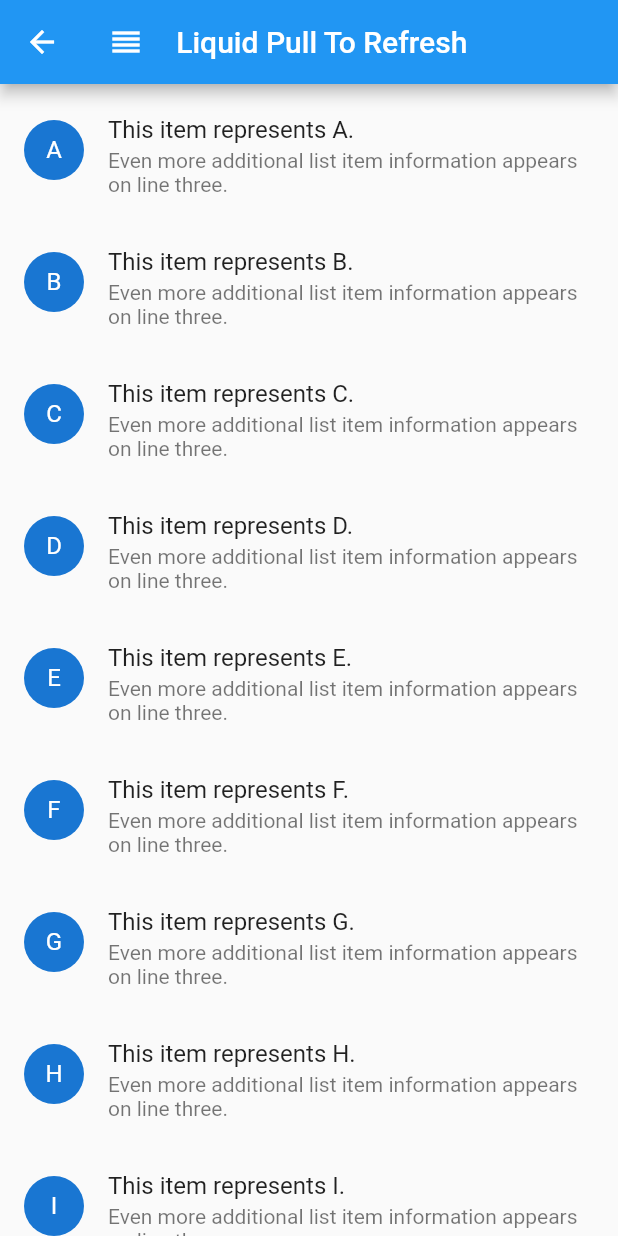
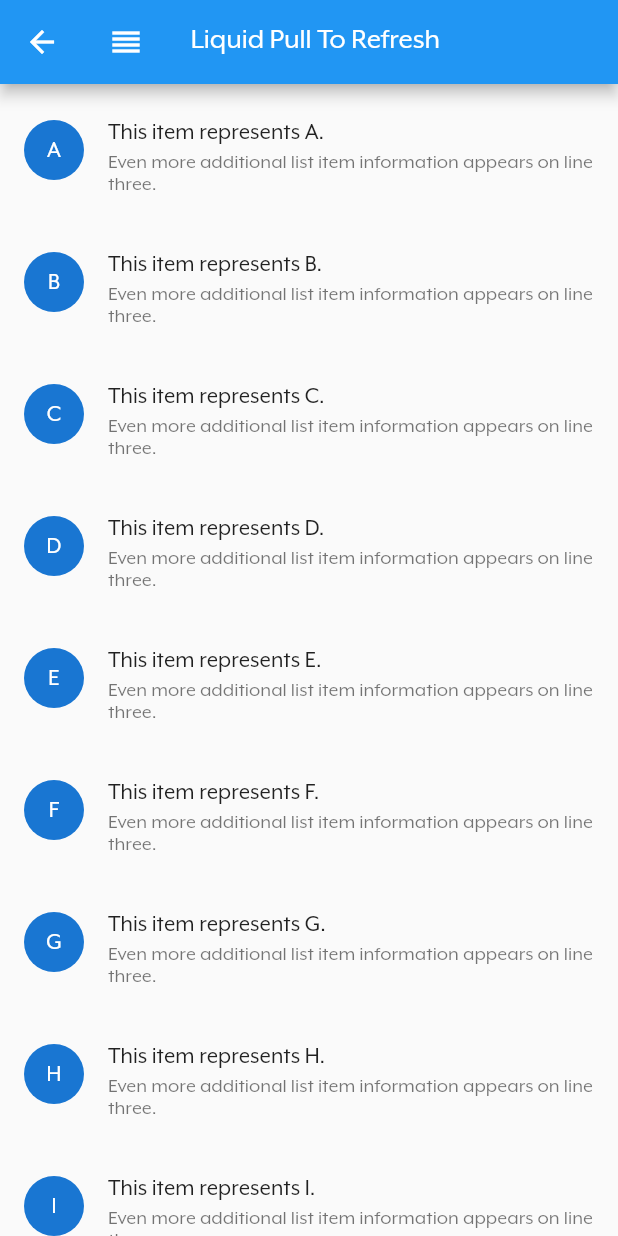
Before and after one commit to inuyashaaa/flutter-usefull-widget, a Flutter app: the screen it shows after launch, after a tap on "Liquid pull to refresh", on a phone screen of 412 x 824 dp. Run offline on Flutter 3.47's test engine with Material 2 defaults, Android fonts, the phone set to English and light mode, and no system bars; drawn by our look-alikes of liquid_pull_to_refresh; our stand-ins replace flutter_screenutil, flutter_staggered_animations; missing offline and left inert: before_after; network calls fail.

```diff
--- a/lib/main.dart
+++ b/lib/main.dart
@@ -13,6 +13,9 @@ import 'widgets/SwipeDismiss.dart';
 void main() => runApp(MaterialApp(
       title: 'Animated Container',
       debugShowCheckedModeBanner: false,
+      theme: ThemeData(
+        fontFamily: 'MrEavesXLModOT-Reg',
+      ),
       routes: {
         '/animated': (context) => AnimatedContainerWidget(),
         '/drawer': (context) => DrawerWidgetCus(),
@@ -39,17 +42,33 @@ class MyApp extends StatelessWidget {
         child: Column(
           children: <Widget>[
             CustomseButton(
-                routerName: '/animated', textButton: 'Animated Controller'),
-            CustomseButton(routerName: '/drawer', textButton: 'Drawer'),
-            CustomseButton(routerName: '/dismiss', textButton: 'Swipe Dismiss'),
+              routerName: '/animated',
+              textButton: 'Animated Controller',
+            ),
             CustomseButton(
-                routerName: '/screenutil', textButton: 'Screen Util'),
-            CustomseButton(routerName: '/hero', textButton: 'Hero Animation'),
+              routerName: '/drawer',
+              textButton: 'Drawer',
+            ),
             CustomseButton(
-                routerName: '/liquidpull',
-                textButton: 'Liquid pull to refresh'),
+              routerName: '/dismiss',
+              textButton: 'Swipe Dismiss',
+            ),
             CustomseButton(
-                routerName: '/beforeafter', textButton: 'Before After'),
+              routerName: '/screenutil',
+              textButton: 'Screen Util',
+            ),
+            CustomseButton(
+              routerName: '/hero',
+              textButton: 'Hero Animation',
+            ),
+            CustomseButton(
+              routerName: '/liquidpull',
+              textButton: 'Liquid pull to refresh',
+            ),
+            CustomseButton(
+              routerName: '/beforeafter',
+              textButton: 'Before After',
+            ),
           ],
         ),
       ),
--- a/lib/widgets/BeforeAfter.dart
+++ b/lib/widgets/BeforeAfter.dart
@@ -37,6 +37,5 @@ class _BeforeAfterWidgetState extends State<BeforeAfterWidget> {
         ),
       ),
     );
-    ;
   }
 }
```
Also changed, not shown: pubspec.yaml (+5 -7 lines), fonts/MrEavesXLModOT-Reg.ttf (added).
